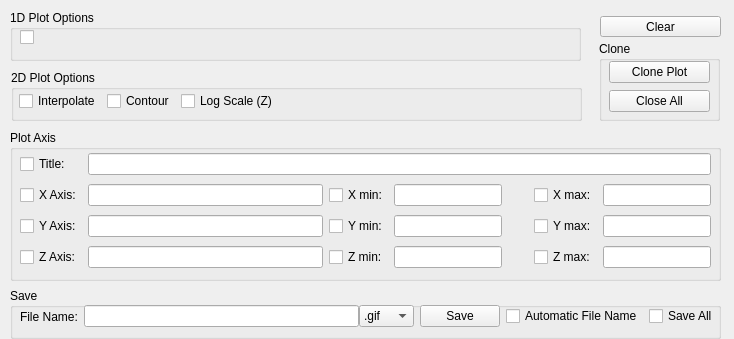
Above: slsDetectorGui/forms/form_tab_plot.ui from slsdetectorgroup/slsDetectorPackage before the change. Below: the same form after it.
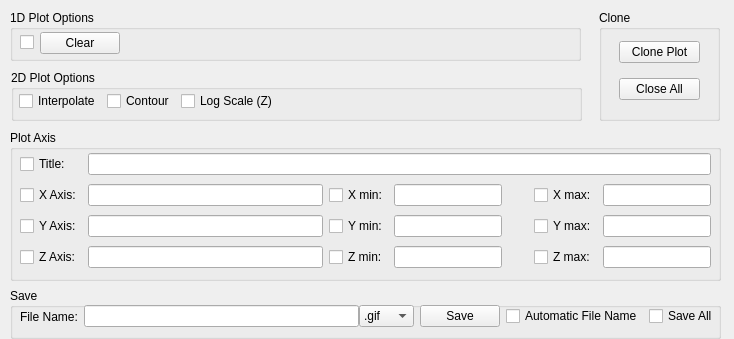
That is the form after the change.

Commit message: done with save plot and all resizing options

What changed in the file:
```diff
--- a/slsDetectorGui/forms/form_tab_plot.ui
+++ b/slsDetectorGui/forms/form_tab_plot.ui
@@ -483,7 +483,7 @@
       <x>10</x>
       <y>20</y>
       <width>551</width>
-      <height>16</height>
+      <height>27</height>
      </rect>
     </property>
     <layout class="QGridLayout" name="gridLayout_3">
@@ -494,6 +494,29 @@
        </property>
       </widget>
      </item>
+     <item row="0" column="1">
+      <widget class="QPushButton" name="btnClear">
+       <property name="focusPolicy">
+        <enum>Qt::NoFocus</enum>
+       </property>
+       <property name="text">
+        <string>Clear</string>
+       </property>
+      </widget>
+     </item>
+     <item row="0" column="2">
+      <spacer name="horizontalSpacer">
+       <property name="orientation">
+        <enum>Qt::Horizontal</enum>
+       </property>
+       <property name="sizeHint" stdset="0">
+        <size>
+         <width>40</width>
+         <height>20</height>
+        </size>
+       </property>
+      </spacer>
+     </item>
     </layout>
    </widget>
    <zorder>gridLayoutWidget_3</zorder>
@@ -628,9 +651,9 @@
    <property name="geometry">
     <rect>
      <x>599</x>
-     <y>41</y>
+     <y>10</y>
      <width>121</width>
-     <height>80</height>
+     <height>111</height>
     </rect>
    </property>
    <property name="title">
@@ -639,10 +662,10 @@
    <widget class="QWidget" name="gridLayoutWidget_2">
     <property name="geometry">
      <rect>
-      <x>10</x>
-      <y>10</y>
-      <width>101</width>
-      <height>71</height>
+      <x>20</x>
+      <y>20</y>
+      <width>81</width>
+      <height>81</height>
      </rect>
     </property>
     <layout class="QGridLayout" name="gridLayout_2">
@@ -653,7 +676,7 @@
       <number>9</number>
      </property>
      <property name="verticalSpacing">
-      <number>-1</number>
+      <number>13</number>
      </property>
      <item row="0" column="0">
       <widget class="QPushButton" name="btnClone">
@@ -690,28 +713,6 @@
     </layout>
    </widget>
   </widget>
-  <widget class="QWidget" name="verticalLayoutWidget">
-   <property name="geometry">
-    <rect>
-     <x>600</x>
-     <y>16</y>
-     <width>121</width>
-     <height>21</height>
-    </rect>
-   </property>
-   <layout class="QVBoxLayout" name="verticalLayout">
-    <item>
-     <widget class="QPushButton" name="btnClear">
-      <property name="focusPolicy">
-       <enum>Qt::NoFocus</enum>
-      </property>
-      <property name="text">
-       <string>Clear</string>
-      </property>
-     </widget>
-    </item>
-   </layout>
-  </widget>
  </widget>
  <resources/>
  <connections/>
```
Left out of the diff: 3 changed lines with no effect on the pictures. The commit also changes 8 other files.
